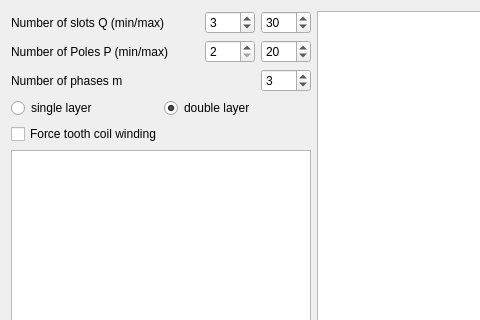
The window that swat_em/ui/GenCombinations.ui (mjfwest/swat-em) describes before a commit, drawn with Qt 5; both pictures show x 0 to 480 and y 0 to 320 of the 784 by 577 pixel window.
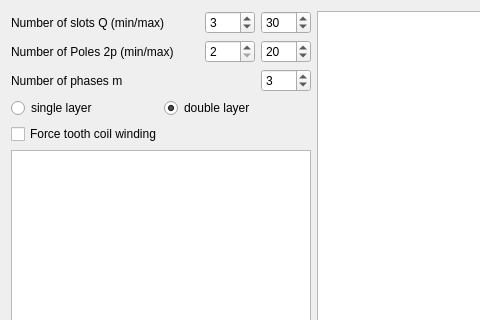
The same window after the commit. Icons and pictures are not drawn.

Commit message: - Number of poles: '2p' instead of 'P'

Diff of the .ui file:
```diff
--- a/swat_em/ui/GenCombinations.ui
+++ b/swat_em/ui/GenCombinations.ui
@@ -84,7 +84,7 @@
            <item>
             <widget class="QLabel" name="label">
              <property name="text">
-              <string>Number of Poles P (min/max)</string>
+              <string>Number of Poles 2p (min/max)</string>
              </property>
             </widget>
            </item>
```
The commit also changes 2 other files.
